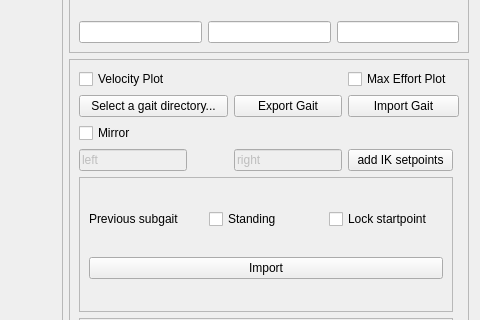
This is ros1/src/gaits/march_rqt_gait_generator/resource/gait_generator.ui in project-march/ProjectMarch as Qt 5 draws it before an edit; both pictures show x 617 to 1097 and y 281 to 601 of the 1097 by 754 pixel window. The edited form follows.
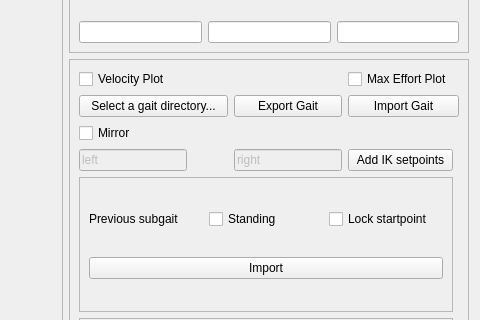
This is the edited form.

Patch:
```diff
--- a/ros1/src/gaits/march_rqt_gait_generator/resource/gait_generator.ui
+++ b/ros1/src/gaits/march_rqt_gait_generator/resource/gait_generator.ui
@@ -357,7 +357,7 @@
       <item row="4" column="3">
        <widget class="QPushButton" name="add_inverse_kinematic_setpoints_button">
         <property name="text">
-         <string>add IK setpoints</string>
+         <string>Add IK setpoints</string>
         </property>
        </widget>
       </item>
```
